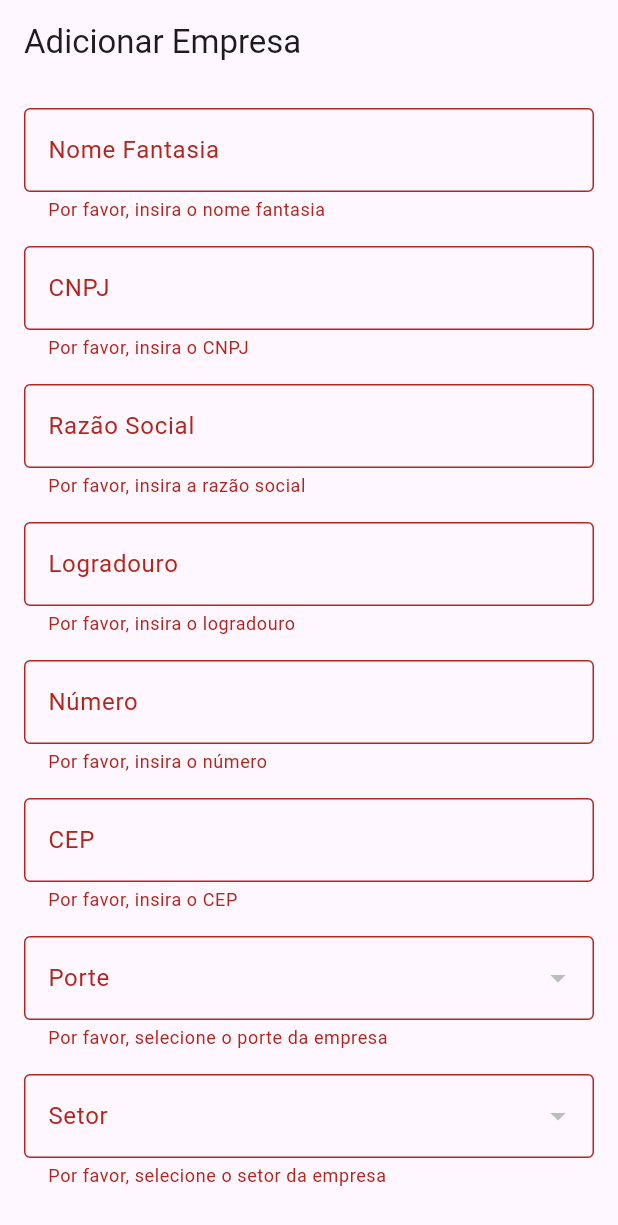
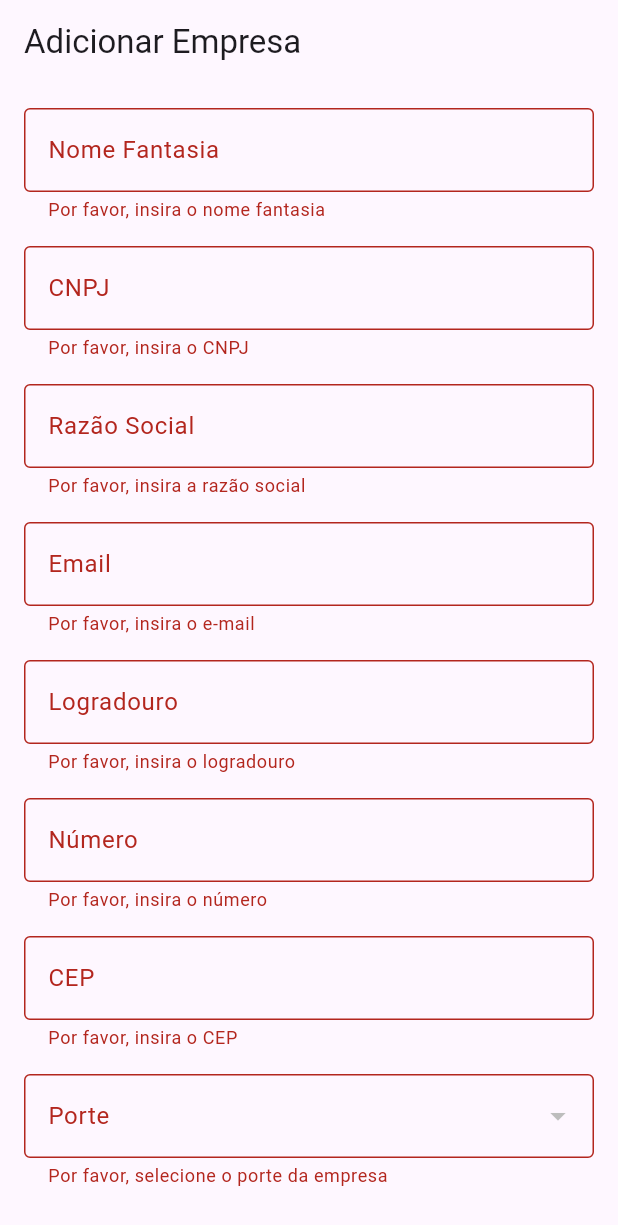
Before and after one commit to Grupo01Biopark/SagaFlutter, a Flutter app: the AddEmpresaPage screen opened directly, after a tap on "Adicionar Empresa", on a phone screen of 412 x 824 dp. Shown: the top 1225 px of the screen. Run offline on Flutter 3.47's test engine with Material 3 defaults, Android fonts, the phone set to English and light mode, and no system bars; missing offline and left inert: dart:html; network calls fail.

Commit message:
adicao de email no cadastro de empresa e estilizacao de certificados

```diff
--- a/lib/pages/empresa/empresa.dart
+++ b/lib/pages/empresa/empresa.dart
@@ -109,6 +109,11 @@ class _EmpresaPageState extends State<EmpresaPage> {
                             SizedBox(height: 8),
                             Text(
                               'Razão Social: ${item['razaoSocial'] ?? ''}',
+                              style: TextStyle(fontSize: 14),
+                            ),
+                            SizedBox(height: 8),
+                            Text(
+                              'E-mail: ${item['email'] ?? ''}',
                               style: TextStyle(fontSize: 14),
                             ),
                             SizedBox(height: 8),
--- a/lib/pages/empresa/empresa_adicionar.dart
+++ b/lib/pages/empresa/empresa_adicionar.dart
@@ -18,6 +18,8 @@ class _AddEmpresaPageState extends State<AddEmpresaPage> {
   final TextEditingController _numeroController = TextEditingController();
   final TextEditingController _cepController = TextEditingController();
   final TextEditingController _complementoController = TextEditingController();
+  final TextEditingController _emailController =
+      TextEditingController(); // Controlador para o campo de e-mail
 
   String _selectedPorte = ""; // Variável para armazenar a seleção de Porte
   String _selectedSetor = ""; // Variável para armazenar a seleção de Setor
@@ -54,6 +56,7 @@ class _AddEmpresaPageState extends State<AddEmpresaPage> {
         "nomeFantasia": _nomeFantasiaController.text,
         "cnpj": _cnpjController.text,
         "razaoSocial": _razaoSocialController.text,
+        "email": _emailController.text, // Incluindo o campo de e-mail
         "logradouro": _logradouroController.text,
         "numero": _numeroController.text,
         "cep": _cepController.text,
@@ -136,6 +139,21 @@ class _AddEmpresaPageState extends State<AddEmpresaPage> {
               ),
               SizedBox(height: 16),
               TextFormField(
+                controller: _emailController,
+                decoration: InputDecoration(
+                    labelText: 'Email', border: OutlineInputBorder()),
+                validator: (value) {
+                  if (value == null || value.isEmpty) {
+                    return 'Por favor, insira o e-mail';
+                  } else if (!RegExp(r'^[\w-\.]+@([\w-]+\.)+[\w-]{2,4}$')
+                      .hasMatch(value)) {
+                    return 'Por favor, insira um e-mail válido';
+                  }
+                  return null;
+                },
+              ),
+              SizedBox(height: 16),
+              TextFormField(
                 controller: _logradouroController,
                 decoration: InputDecoration(
                     labelText: 'Logradouro', border: OutlineInputBorder()),
@@ -172,22 +190,20 @@ class _AddEmpresaPageState extends State<AddEmpresaPage> {
               ),
               SizedBox(height: 16),
               DropdownButtonFormField<String>(
-                value: null, // Agora estamos usando _selectedPorte como o valor inicial
+                value: null,
                 decoration: InputDecoration(
                   labelText: 'Porte',
-                  border:
-                      OutlineInputBorder(), // Mesmo padrão dos TextFormFields
+                  border: OutlineInputBorder(),
                 ),
                 items: portes.map<DropdownMenuItem<String>>((dynamic porte) {
                   return DropdownMenuItem<String>(
-                    value: '${porte['id'].toString()}', // O valor que será enviado (ID)
-                    child: Text(porte['titulo']), // O texto que será exibido
+                    value: '${porte['id'].toString()}',
+                    child: Text(porte['titulo']),
                   );
                 }).toList(),
                 onChanged: (String? value) {
                   setState(() {
-                    _selectedPorte = value
-                        .toString(); // Atualiza a variável com o ID selecionado
+                    _selectedPorte = value.toString();
                   });
                 },
                 validator: (value) {
@@ -202,18 +218,17 @@ class _AddEmpresaPageState extends State<AddEmpresaPage> {
                 value: null,
                 decoration: InputDecoration(
                   labelText: 'Setor',
-                  border:
-                      OutlineInputBorder(), // Mesmo padrão dos TextFormFields
+                  border: OutlineInputBorder(),
                 ),
                 items: setores.map<DropdownMenuItem<String>>((dynamic setor) {
                   return DropdownMenuItem<String>(
-                    value: '${setor['id'].toString()}', // O valor que será enviado
-                    child: Text(setor['titulo']), // O texto que será exibido
+                    value: '${setor['id'].toString()}',
+                    child: Text(setor['titulo']),
                   );
                 }).toList(),
                 onChanged: (value) {
                   setState(() {
-                    _selectedSetor = value.toString(); // Atualiza a seleção
+                    _selectedSetor = value.toString();
                   });
                 },
                 validator: (value) {
@@ -229,18 +244,15 @@ class _AddEmpresaPageState extends State<AddEmpresaPage> {
                 child: Text(
                   'Adicionar Empresa',
                   style: TextStyle(
-                    color: Colors.white, // Define o texto branco
-                    fontSize: 20, // Tamanho da fonte opcional
+                    color: Colors.white,
+                    fontSize: 20,
                   ),
                 ),
                 style: ElevatedButton.styleFrom(
                   backgroundColor: Color(0xFF0F6FC6),
-                  // Cor do texto quando pressionado
-                  padding: EdgeInsets.symmetric(
-                      horizontal: 24, vertical: 22), // Padding do botão
+                  padding: EdgeInsets.symmetric(horizontal: 24, vertical: 22),
                   shape: RoundedRectangleBorder(
-                    borderRadius:
-                        BorderRadius.circular(5), // Bordas arredondadas de 5px
+                    borderRadius: BorderRadius.circular(5),
                   ),
                 ),
               ),
```
Also changed, not shown: lib/pages/certificado/certificado.dart (+7 -2 lines), lib/pages/empresa/empresa_editar.dart (+35 -28 lines), 2 other files.
